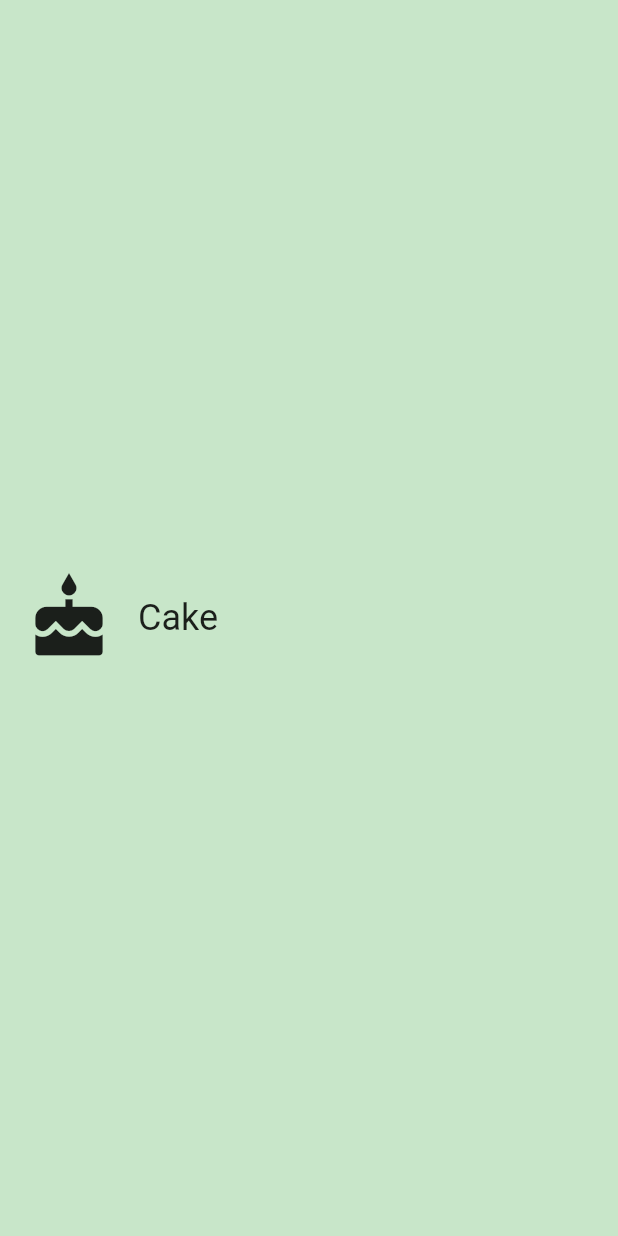
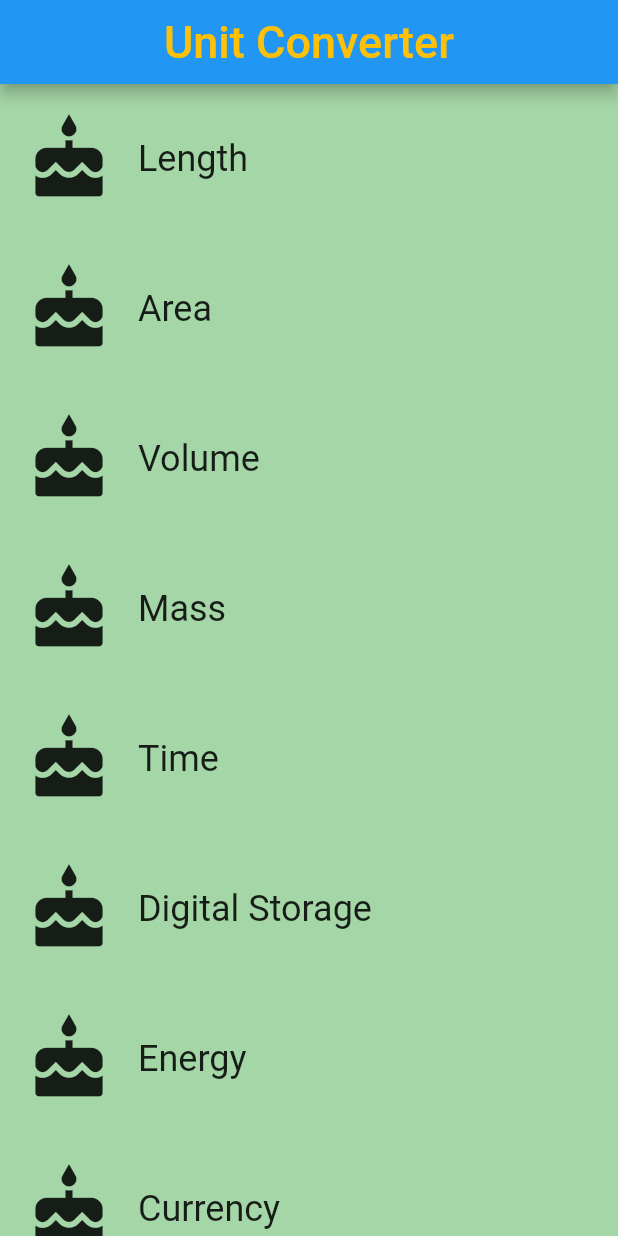
Before and after one commit to visiodeibc/flutter_udacity_practice, a Flutter app: the screen it shows after launch, on a phone screen of 412 x 824 dp. Run offline on Flutter 3.47's test engine with Material 2 defaults, Android fonts, the phone set to English and light mode, and no system bars.

Commit message:
lesson 15 category_router

```diff
--- /dev/null
+++ b/lib/category_route.dart
@@ -0,0 +1,83 @@
+// Copyright 2018 The Chromium Authors. All rights reserved.
+// Use of this source code is governed by a BSD-style license that can be
+// found in the LICENSE file.
+
+import 'package:flutter/material.dart';
+import 'category.dart';
+
+// TODO: Check if we need to import anything
+
+// TODO: Define any constants
+final _backGroundColor = Colors.green[200];
+
+/// Category Route (screen).
+///
+/// This is the 'home' screen of the Unit Converter. It shows a header and
+/// a list of [Categories].
+///
+/// While it is named CategoryRoute, a more apt name would be CategoryScreen,
+/// because it is responsible for the UI at the route's destination.
+class CategoryRoute extends StatelessWidget {
+  const CategoryRoute();
+
+  static const _categoryNames = <String>[
+    'Length',
+    'Area',
+    'Volume',
+    'Mass',
+    'Time',
+    'Digital Storage',
+    'Energy',
+    'Currency',
+  ];
+
+  static const _baseColors = <Color>[
+    Colors.teal,
+    Colors.orange,
+    Colors.pinkAccent,
+    Colors.blueAccent,
+    Colors.yellow,
+    Colors.greenAccent,
+    Colors.purpleAccent,
+    Colors.red,
+  ];
+
+  @override
+  Widget build(BuildContext context) {
+    // TODO: Create a list of the eight Categories, using the names and colors
+    // from above. Use a placeholder icon, such as `Icons.cake` for each
+    // Category. We'll add custom icons later.
+    List<Widget> categories = new List<Widget>();
+    for (var i = 0; i < _categoryNames.length; i++) {
+      categories.add(Category(
+        color: _baseColors[i],
+        name: _categoryNames[i],
+        iconLocation: Icons.cake,
+      ));
+    }
+    // TODO: Create a list view of the Categories
+    final listView = Container(
+      child: ListView(
+        children: categories,
+      ),
+    );
+
+    // TODO: Create an App Bar
+    final appBar = AppBar(
+      centerTitle: true,
+      title: Text(
+        "Unit Converter",
+        style: TextStyle(
+          color: Colors.amber,
+          fontSize: 30.0,
+        ),
+      ),
+    );
+
+    return Scaffold(
+      backgroundColor: _backGroundColor,
+      appBar: appBar,
+      body: listView,
+    );
+  }
+}
--- a/lib/main.dart
+++ b/lib/main.dart
@@ -3,19 +3,10 @@
 // found in the LICENSE file.
 
 // You can read about packages here: https://flutter.io/using-packages/
-import 'dart:convert';
+import 'package:flutter/material.dart';
+import 'category_route.dart';
 
-import 'package:flutter/material.dart';
-
-// You can use a relative import, i.e. `import 'category.dart';` or
-// a package import, as shown below.
-// More details at http://dart-lang.github.io/linter/lints/avoid_relative_lib_imports.html
-import 'category.dart';
-
-// TODO: Pass this information into your custom [Category] widget
-const _categoryName = 'Cake';
-const _categoryIcon = Icons.cake;
-const _categoryColor = Colors.green;
+// TODO: Import the CategoryRoute widget
 
 /// The function that is called when main.dart is run.
 void main() {
@@ -23,25 +14,17 @@ void main() {
 }
 
 /// This widget is the root of our application.
-/// Currently, we just show one widget in our app.
+///
+/// The first screen we see is a list [Categories].
 class UnitConverterApp extends StatelessWidget {
   @override
   Widget build(BuildContext context) {
     return MaterialApp(
       debugShowCheckedModeBanner: false,
       title: 'Unit Converter',
-      home: Scaffold(
-        backgroundColor: Colors.green[100],
-        body: Center(
-          child:
-              // TODO: Determine what properties you'll need to pass into the widget
-              Category(
-            name: _categoryName,
-            color: _categoryColor,
-            iconLocation: _categoryIcon,
-          ),
-        ),
-      ),
+      // TODO: Instead of pointing to exactly 1 Category widget,
+      // our home should now point to an instance of the CategoryRoute widget.
+      home: CategoryRoute(),
     );
   }
 }
```
Also changed, not shown: 5 other files.
